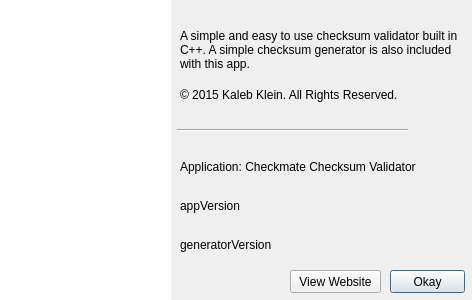
Above: src/aboutdialog.ui from ayworld/Checkmate before the change. Below: the same form after it.
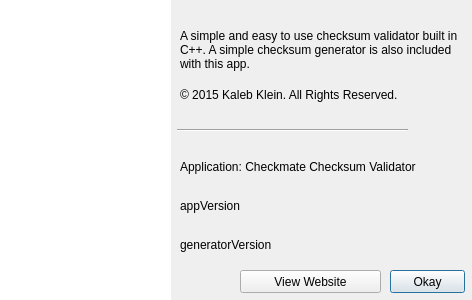
That is the form after the change. Icons and pictures are not drawn.

Patch:
```diff
--- a/src/aboutdialog.ui
+++ b/src/aboutdialog.ui
@@ -121,9 +121,9 @@
   <widget class="QPushButton" name="bSite">
    <property name="geometry">
     <rect>
-     <x>290</x>
+     <x>240</x>
      <y>270</y>
-     <width>91</width>
+     <width>141</width>
      <height>23</height>
     </rect>
    </property>
```
